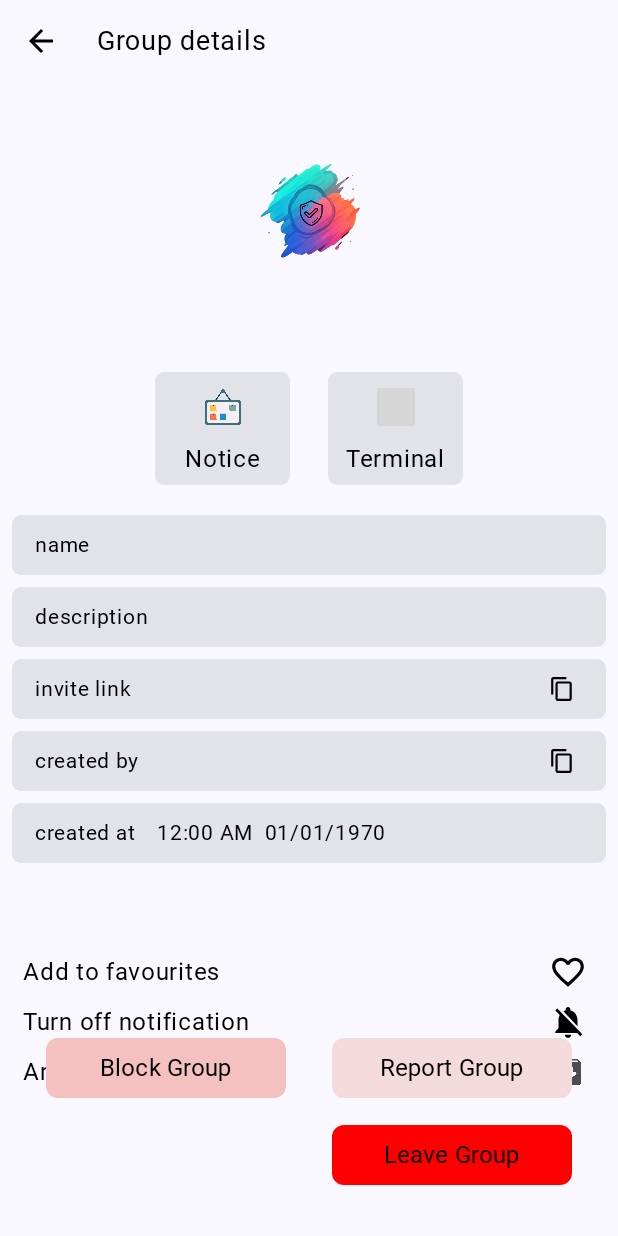
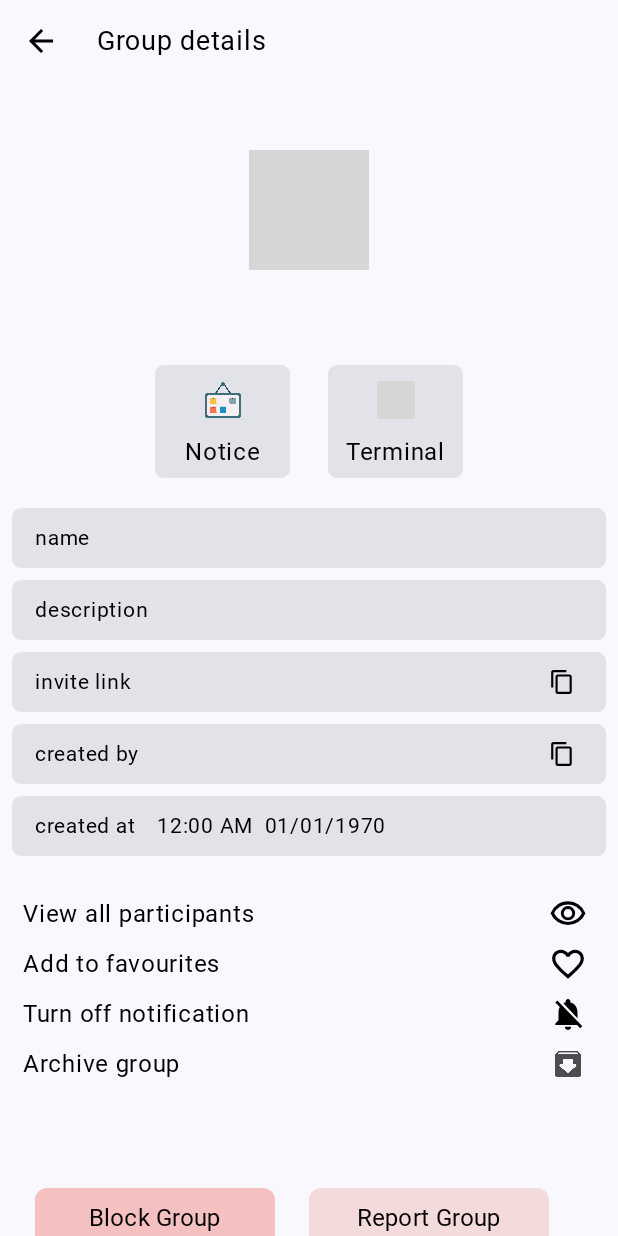
Before and after one commit to redwan491560/ClubMate, an Android app built with Jetpack Compose: the GroupDetailsScreen screen opened through its navigation route, on a phone screen of 412 x 824 dp. Run offline under Robolectric (Android 15) with nearby library versions, the phone set to English and light mode, and no system bars; our stand-ins replace Firebase (no records; nobody signed in at launch, a user with empty details on screens opened directly), livedata-compose; libraries missing offline, so code that uses them is left out: com.cloudinary.android; pictures from the network do not load; grey boxes are pictures that could not be loaded.

Commit message:
ok version 3

```diff
--- a/app/src/main/java/com/example/clubmate/screens/GroupDetailsScreen.kt
+++ b/app/src/main/java/com/example/clubmate/screens/GroupDetailsScreen.kt
@@ -13,7 +13,9 @@ import androidx.compose.foundation.layout.padding
 import androidx.compose.foundation.layout.size
 import androidx.compose.foundation.layout.systemBarsPadding
 import androidx.compose.foundation.layout.width
+import androidx.compose.foundation.rememberScrollState
 import androidx.compose.foundation.shape.RoundedCornerShape
+import androidx.compose.foundation.verticalScroll
 import androidx.compose.material.icons.Icons
 import androidx.compose.material.icons.automirrored.outlined.ArrowBack
 import androidx.compose.material3.ButtonDefaults
@@ -27,13 +29,16 @@ import androidx.compose.runtime.remember
 import androidx.compose.runtime.setValue
 import androidx.compose.ui.Alignment
 import androidx.compose.ui.Modifier
+import androidx.compose.ui.draw.clip
 import androidx.compose.ui.graphics.Color
+import androidx.compose.ui.layout.ContentScale
 import androidx.compose.ui.platform.LocalClipboardManager
 import androidx.compose.ui.platform.LocalContext
 import androidx.compose.ui.res.painterResource
 import androidx.compose.ui.text.AnnotatedString
 import androidx.compose.ui.unit.dp
 import androidx.navigation.NavHostController
+import coil3.compose.AsyncImage
 import com.example.clubmate.R
 import com.example.clubmate.db.Routes
 import com.example.clubmate.ui.theme.Composables.Companion.TextDesign
@@ -59,7 +64,14 @@ fun GroupDetailsScreen(
             currentUserIsAdmin = it
         }
     }
-
+    var details by remember { mutableStateOf(Routes.GrpDetails()) }
+    LaunchedEffect(Unit) {
+        grpViewModel.loadGroupInfo(grpDetails.grpId) { detail ->
+            detail?.let {
+                details = detail
+            }
+        }
+    }
 
     var admin by remember { mutableStateOf(Routes.UserModel()) }
 
@@ -88,53 +100,6 @@ fun GroupDetailsScreen(
                 Spacer(modifier = Modifier.width(25.dp))
                 TextDesign(text = "Group details", size = 18)
             }
-        }, bottomBar = {
-            Row(
-                modifier = Modifier
-                    .fillMaxWidth()
-                    .padding(bottom = 30.dp),
-                horizontalArrangement = Arrangement.SpaceEvenly
-            ) {
-                TextButton(colors = ButtonDefaults.buttonColors(Color(0xFFF5C0C0)),
-                    shape = RoundedCornerShape(8.dp),
-                    modifier = Modifier.width(160.dp),
-                    onClick = {
-
-                    }) {
-                    TextDesign(text = "Block Group")
-                }
-                Column(
-                    verticalArrangement = Arrangement.spacedBy(10.dp)
-                ) {
-                    TextButton(colors = ButtonDefaults.buttonColors(Color(0xFFF3DBDB)),
-                        shape = RoundedCornerShape(8.dp),
-                        modifier = Modifier.width(160.dp),
-                        onClick = {
-
-                        }) {
-                        TextDesign(text = "Report Group")
-                    }
-
-                    TextButton(
-                        onClick = {
-                            grpViewModel.leaveGroup(
-                                uid = uid,
-                                grpId = grpDetails.grpId
-                            ) { value ->
-                                if (value) navController.navigate(Routes.Main)
-                                else launchToast(context, "Leave attempt unsuccessful")
-                            }
-                        },
-                        colors = ButtonDefaults.buttonColors(Color.Red),
-                        shape = RoundedCornerShape(8.dp),
-                        modifier = Modifier.width(160.dp),
-                    ) {
-                        TextDesign(text = "Leave Group")
-                    }
-
-                }
-            }
-
         }) {
 
         Column(
@@ -149,15 +114,20 @@ fun GroupDetailsScreen(
                 horizontalAlignment = Alignment.CenterHorizontally,
                 verticalArrangement = Arrangement.Center
             ) {
-                Image(
-                    painter = painterResource(id = R.drawable.logo_primary),
-                    contentDescription = null,
-                    modifier = Modifier.size(80.dp)
+
+                AsyncImage(
+                    model = details.photoUrl,
+                    contentDescription = "group photo",
+                    contentScale = ContentScale.Crop,
+                    modifier = Modifier
+                        .size(80.dp)
+                        .clip(RoundedCornerShape(60.dp))
                 )
+                Spacer(modifier = Modifier.height(5.dp))
                 TextDesign(text = grpDetails.grpName, size = 18)
                 TextDesign(text = grpDetails.description, size = 14)
             }
-            Spacer(modifier = Modifier.height(20.dp))
+            Spacer(modifier = Modifier.height(10.dp))
 
             Row(
                 modifier = Modifier.fillMaxWidth(), horizontalArrangement = Arrangement.Center
@@ -195,7 +165,10 @@ fun GroupDetailsScreen(
             Spacer(modifier = Modifier.height(20.dp))
 
             Column(
-                verticalArrangement = Arrangement.spacedBy(8.dp)
+                verticalArrangement = Arrangement.spacedBy(8.dp),
+                modifier = Modifier.verticalScroll(
+                    rememberScrollState()
+                )
             ) {
 
                 DetailsIconDesign("name", grpDetails.grpName) {}
@@ -215,28 +188,86 @@ fun GroupDetailsScreen(
                     tag = "created at",
                     value = grpViewModel.convertTimestamp(grpDetails.createdAt)
                 ) {}
-            }
 
-            Spacer(modifier = Modifier.height(60.dp))
-            Column(
-                modifier = Modifier.padding(horizontal = 15.dp),
-                verticalArrangement = Arrangement.spacedBy(8.dp)
-            ) {
-                IconDesignDetailScreen(
-                    src = painterResource(id = R.drawable.baseline_favorite_border_24),
-                    title = "Add to favourites"
+                Spacer(modifier = Modifier.height(10.dp))
+                Column(
+                    modifier = Modifier.padding(horizontal = 15.dp),
+                    verticalArrangement = Arrangement.spacedBy(8.dp)
                 ) {
+                    IconDesignDetailScreen(
+                        src = painterResource(id = R.drawable.visibility_24px),
+                        title = "View all participants"
+                    ) {
+                        navController.navigate(
+                            Routes.ViewAllUser(
+                                grpId = details.grpId
+                            )
+                        )
+                    }
+                    IconDesignDetailScreen(
+                        src = painterResource(id = R.drawable.baseline_favorite_border_24),
+                        title = "Add to favourites"
+                    ) {
 
+                    }
+                    IconDesignDetailScreen(
+                        src = painterResource(id = R.drawable.baseline_notifications_off_24),
+                        title = "Turn off notification"
+                    ) {
+
+                    }
+                    IconDesignDetailScreen(
+                        src = painterResource(id = R.drawable.archive), title = "Archive group "
+                    ) {
+
+                    }
                 }
-                IconDesignDetailScreen(
-                    src = painterResource(id = R.drawable.baseline_notifications_off_24),
-                    title = "Turn off notification"
+                Spacer(modifier = Modifier.height(50.dp))
+
+                Row(
+                    modifier = Modifier
+                        .fillMaxWidth()
+                        .padding(bottom = 30.dp),
+                    horizontalArrangement = Arrangement.SpaceEvenly
                 ) {
+                    TextButton(colors = ButtonDefaults.buttonColors(Color(0xFFF5C0C0)),
+                        shape = RoundedCornerShape(8.dp),
+                        modifier = Modifier.width(160.dp),
+                        onClick = {
 
-                }
-                IconDesignDetailScreen(
-                    src = painterResource(id = R.drawable.archive), title = "Archive group "
-                ) {
+                        }) {
+                        TextDesign(text = "Block Group")
+                    }
+                    Column(
+                        verticalArrangement = Arrangement.spacedBy(10.dp)
+                    ) {
+                        TextButton(colors = ButtonDefaults.buttonColors(Color(0xFFF3DBDB)),
+                            shape = RoundedCornerShape(8.dp),
+                            modifier = Modifier.width(160.dp),
+                            onClick = {
+
+                            }) {
+                            TextDesign(text = "Report Group")
+                        }
+
+                        TextButton(
+                            onClick = {
+                                grpViewModel.leaveGroup(
+                                    uid = uid,
+                                    grpId = grpDetails.grpId
+                                ) { value ->
+                                    if (value) navController.navigate(Routes.Main)
+                                    else launchToast(context, "Leave attempt unsuccessful")
+                                }
+                            },
+                            colors = ButtonDefaults.buttonColors(Color.Red),
+                            shape = RoundedCornerShape(8.dp),
+                            modifier = Modifier.width(160.dp),
+                        ) {
+                            TextDesign(text = "Leave Group")
+                        }
+                    }
+                    Spacer(modifier = Modifier.height(100.dp))
 
                 }
             }
--- a/app/src/main/java/com/example/clubmate/screens/MainScreen.kt
+++ b/app/src/main/java/com/example/clubmate/screens/MainScreen.kt
@@ -17,6 +17,7 @@ import androidx.compose.foundation.layout.Box
 import androidx.compose.foundation.layout.Column
 import androidx.compose.foundation.layout.Row
 import androidx.compose.foundation.layout.Spacer
+import androidx.compose.foundation.layout.fillMaxHeight
 import androidx.compose.foundation.layout.fillMaxSize
 import androidx.compose.foundation.layout.fillMaxWidth
 import androidx.compose.foundation.layout.height
@@ -216,7 +217,6 @@ fun MainScreen(
                 modifier = Modifier
                     .fillMaxWidth()
                     .background(Color(0xFFFDF7F4))
-
             ) {
                 Row(
                     modifier = Modifier
@@ -568,6 +568,15 @@ fun MainScreen(
                                     fontFamily = roboto,
                                     modifier = Modifier.clickable {
                                         chipsState = index
+                                        if (index == 0){
+                                            currentUser.value?.let {
+                                                chatViewmodel.listenForChats(currentUser.value!!.uid)
+                                            }
+                                        }else{
+                                            currentUser.value?.let {
+                                                grpViewmodel.listenForGroups(it.uid)
+                                            }
+                                        }
                                     })
                             }
                         }
@@ -720,6 +729,12 @@ fun MainScreen(
                         }
                     }
                 }
+
+                Row(
+                    modifier = Modifier.fillMaxSize(), verticalAlignment = Alignment.Bottom, horizontalArrangement = Arrangement.Absolute.Center
+                ) {
+                    TextDesign(text = "alpha version 1.6.11", size = 11)
+                }
             }
         }
     }
```
Also changed, not shown: app/src/main/java/com/example/clubmate/screens/ChatScreen.kt (+5 -3 lines), app/src/main/java/com/example/clubmate/screens/DetailsScreen.kt (+19 -1 lines), app/src/main/java/com/example/clubmate/util/group/Console.kt (+9 -2 lines), app/src/main/java/com/example/clubmate/util/group/NoticeScreen.kt (+8 -3 lines), app/src/main/java/com/example/clubmate/viewmodel/ChatViewmodel.kt (+64 -12 lines), app/src/main/java/com/example/clubmate/util/group/GroupDesign.kt (line endings or trailing spaces).
